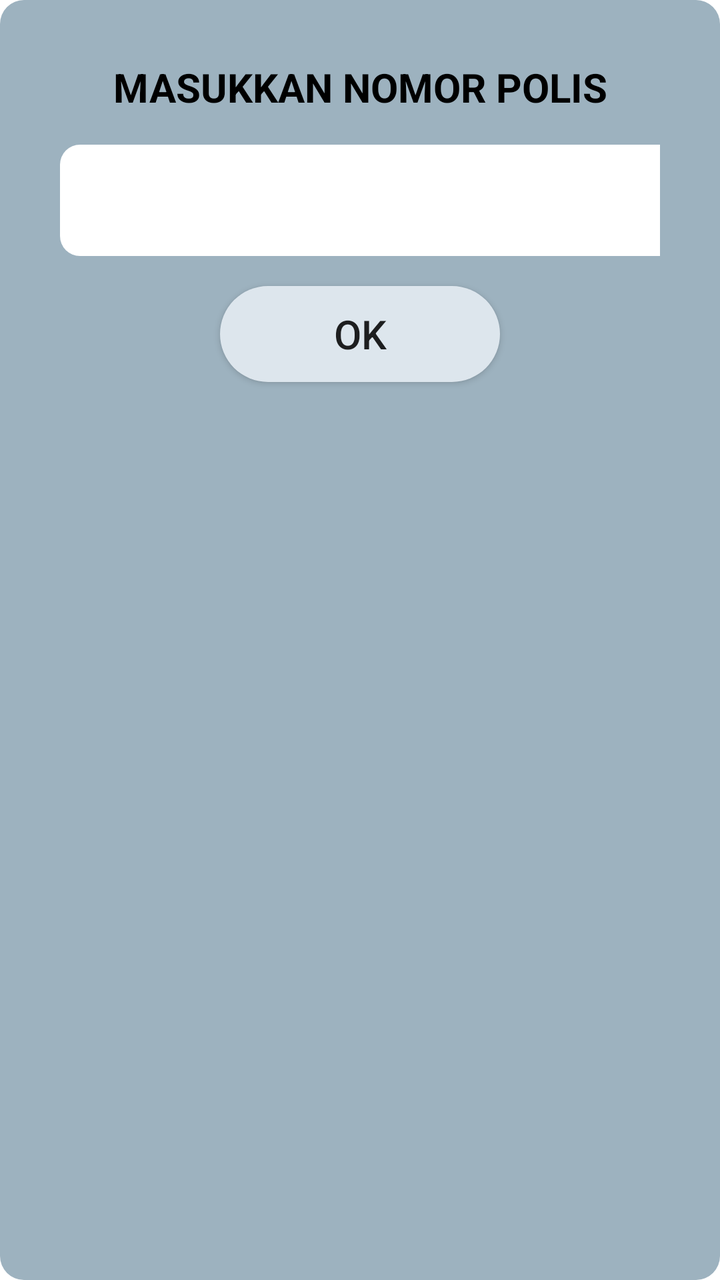
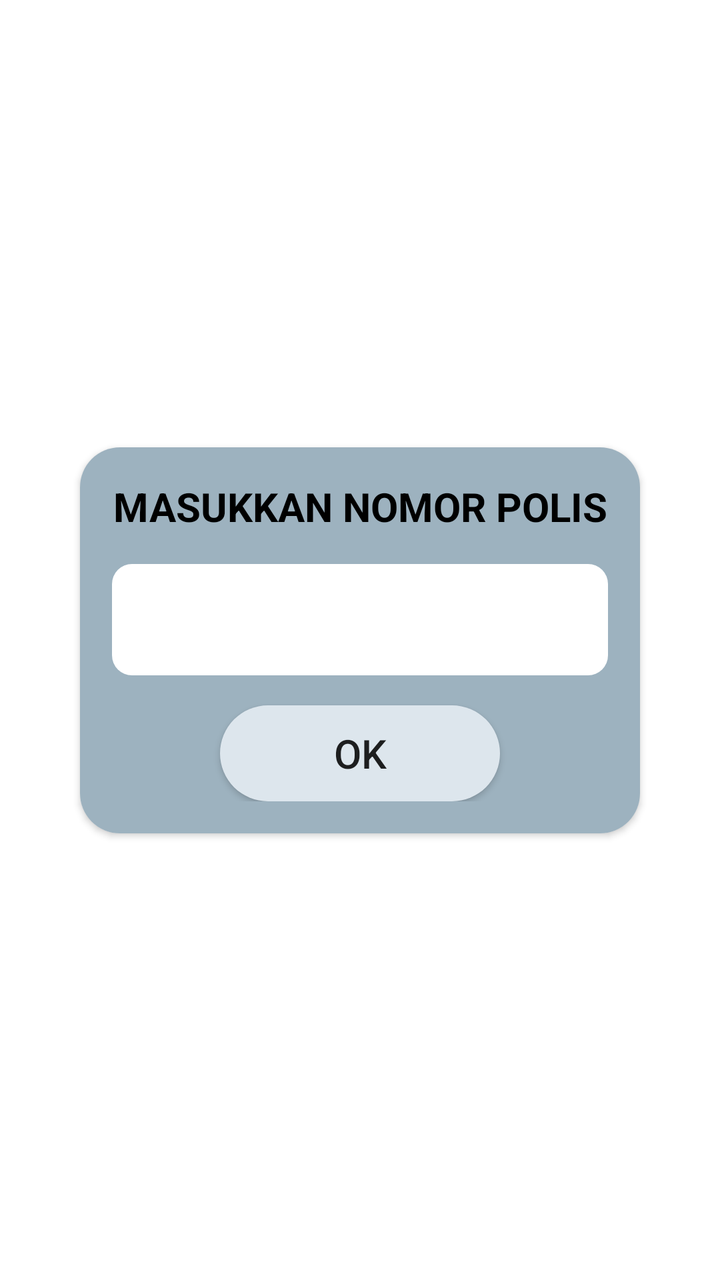

Two renders of the same Android screen: before a commit and after it. Below are the layout's source before the change and the commit's diff.
<!-- AndroidManifest.xml: application theme Theme.Skripsi -->
<!-- res/layout/pop_up_input_polis.xml -->
<?xml version="1.0" encoding="utf-8"?>
<LinearLayout xmlns:android="http://schemas.android.com/apk/res/android"
    android:orientation="vertical"
    android:layout_width="wrap_content"
    android:layout_height="wrap_content"
    android:background="@drawable/rounded_icon_background"
    android:padding="30dp">

    <TextView
        android:layout_width="350dp"
        android:layout_height="wrap_content"
        android:text="@string/masukkan_nomor_polis"
        android:layout_gravity="center"
        android:textAlignment="center"
        android:textColor="@color/black"
        android:textStyle="bold"
        android:textSize="20dp"
        />

    <com.google.android.material.textfield.TextInputLayout
        android:layout_width="350dp"
        android:layout_height="wrap_content"
        android:id="@+id/nomorPolis"
        style="@style/Widget.MaterialComponents.TextInputLayout.OutlinedBox"
        android:textSize="12dp"
        android:layout_marginTop="10dp"
        >

        <EditText
            android:layout_width="match_parent"
            android:layout_height="wrap_content"
            android:background="@drawable/rounded_corner_fill"
            />

    </com.google.android.material.textfield.TextInputLayout>

    <androidx.appcompat.widget.AppCompatButton
        android:layout_width="140dp"
        android:layout_height="wrap_content"
        android:text="@string/ok"
        android:background="@drawable/rounded_button_ok"
        android:layout_gravity="center"
        android:layout_marginTop="15dp"
        android:id="@+id/btnOkPolis"
        android:textSize="20dp"
        />

</LinearLayout>
<!-- resources referenced by this layout -->
<resources>
  <color name="black">#FF000000</color>
  <!-- drawable rounded_button_ok (drawable) -->
  <?xml version="1.0" encoding="utf-8"?>
  <shape xmlns:android="http://schemas.android.com/apk/res/android" android:shape="rectangle">
      <solid android:color="#DDE6ED" />
      <corners android:radius="50dp" />
  </shape>
  <!-- drawable rounded_corner_fill (drawable) -->
  <?xml version="1.0" encoding="utf-8"?>
  <shape xmlns:android="http://schemas.android.com/apk/res/android"
      android:shape="rectangle">
      <solid android:color="@color/white" />
      <corners android:radius="10dp" />
  </shape>
  <!-- drawable rounded_icon_background (drawable) -->
  <?xml version="1.0" encoding="utf-8"?>
  <shape xmlns:android="http://schemas.android.com/apk/res/android"
      android:shape="rectangle">
      <solid android:color="#9DB2BF" /> <corners android:radius="12dp" /> </shape>
  <string name="masukkan_nomor_polis">MASUKKAN NOMOR POLIS</string>
  <string name="ok">OK</string>
  <style name="Theme.Skripsi" parent="Theme.MaterialComponents.DayNight.DarkActionBar">
          
          <item name="colorPrimary">@color/purple_500</item>
          <item name="colorPrimaryVariant">@color/purple_700</item>
          <item name="colorOnPrimary">@color/white</item>
          
          <item name="colorSecondary">@color/teal_200</item>
          <item name="colorSecondaryVariant">@color/teal_700</item>
          <item name="colorOnSecondary">@color/black</item>
          
          <item name="android:statusBarColor">?attr/colorPrimaryVariant</item>
          
      </style>
  <color name="white">#FFFFFFFF</color>
  <color name="purple_500">#FF6200EE</color>
  <color name="purple_700">#FF3700B3</color>
  <color name="teal_200">#FF03DAC5</color>
  <color name="teal_700">#FF018786</color>
</resources>

<!-- the commit's change to res/layout/pop_up_input_polis.xml (unified diff, before → after) -->
@@ -1,48 +1,68 @@
 <?xml version="1.0" encoding="utf-8"?>
-<LinearLayout xmlns:android="http://schemas.android.com/apk/res/android"
-    android:orientation="vertical"
-    android:layout_width="wrap_content"
-    android:layout_height="wrap_content"
-    android:background="@drawable/rounded_icon_background"
-    android:padding="30dp">
+<androidx.constraintlayout.widget.ConstraintLayout
+    xmlns:android="http://schemas.android.com/apk/res/android"
+    xmlns:app="http://schemas.android.com/apk/res-auto"
+    android:layout_width="match_parent"
+    android:layout_height="match_parent">
 
-    <TextView
-        android:layout_width="350dp"
+    <androidx.cardview.widget.CardView
+        android:id="@+id/passwordPopup"
+        android:layout_width="280dp"
         android:layout_height="wrap_content"
-        android:text="@string/masukkan_nomor_polis"
-        android:layout_gravity="center"
-        android:textAlignment="center"
-        android:textColor="@color/black"
-        android:textStyle="bold"
-        android:textSize="20dp"
-        />
+        android:layout_margin="24dp"
+        android:elevation="8dp"
+        app:cardCornerRadius="20dp"
+        app:layout_constraintTop_toTopOf="parent"
+        app:layout_constraintBottom_toBottomOf="parent"
+        app:layout_constraintStart_toStartOf="parent"
+        app:layout_constraintEnd_toEndOf="parent">
 
-    <com.google.android.material.textfield.TextInputLayout
-        android:layout_width="350dp"
-        android:layout_height="wrap_content"
-        android:id="@+id/nomorPolis"
-        style="@style/Widget.MaterialComponents.TextInputLayout.OutlinedBox"
-        android:textSize="12dp"
-        android:layout_marginTop="10dp"
-        >
-
-        <EditText
+        <LinearLayout
             android:layout_width="match_parent"
             android:layout_height="wrap_content"
-            android:background="@drawable/rounded_corner_fill"
-            />
+            android:padding="16dp"
+            android:orientation="vertical"
+            android:background="#9DB2BF">
 
-    </com.google.android.material.textfield.TextInputLayout>
+            <TextView
+                android:layout_width="match_parent"
+                android:layout_height="wrap_content"
+                android:text="@string/masukkan_nomor_polis"
+                android:layout_gravity="center"
+                android:textAlignment="center"
+                android:textColor="@color/black"
+                android:textStyle="bold"
+                android:textSize="20dp"
+                />
 
-    <androidx.appcompat.widget.AppCompatButton
-        android:layout_width="140dp"
-        android:layout_height="wrap_content"
-        android:text="@string/ok"
-        android:background="@drawable/rounded_button_ok"
-        android:layout_gravity="center"
-        android:layout_marginTop="15dp"
-        android:id="@+id/btnOkPolis"
-        android:textSize="20dp"
-        />
+            <com.google.android.material.textfield.TextInputLayout
+                android:layout_width="match_parent"
+                android:layout_height="wrap_content"
+                android:id="@+id/nomorPolis"
+                style="@style/Widget.MaterialComponents.TextInputLayout.OutlinedBox"
+                android:textSize="12dp"
+                android:layout_marginTop="10dp"
+                >
 
-</LinearLayout>
+                <EditText
+                    android:layout_width="match_parent"
+                    android:layout_height="wrap_content"
+                    android:background="@drawable/rounded_corner_fill"
+                    android:textColor="@color/black"
+                    />
+
+            </com.google.android.material.textfield.TextInputLayout>
+
+            <androidx.appcompat.widget.AppCompatButton
+                android:layout_width="140dp"
+                android:layout_height="wrap_content"
+                android:text="@string/ok"
+                android:background="@drawable/rounded_button_ok"
+                android:layout_gravity="center"
+                android:layout_marginTop="15dp"
+                android:id="@+id/btnOkPolis"
+                android:textSize="20dp"
+                />
+        </LinearLayout>
+    </androidx.cardview.widget.CardView>
+</androidx.constraintlayout.widget.ConstraintLayout>
<!-- resource entries referenced after the edit -->
@@ -14,11 +14,6 @@
       <solid android:color="@color/white" />
       <corners android:radius="10dp" />
   </shape>
-  <!-- drawable rounded_icon_background (drawable) -->
-  <?xml version="1.0" encoding="utf-8"?>
-  <shape xmlns:android="http://schemas.android.com/apk/res/android"
-      android:shape="rectangle">
-      <solid android:color="#9DB2BF" /> <corners android:radius="12dp" /> </shape>
   <string name="masukkan_nomor_polis">MASUKKAN NOMOR POLIS</string>
   <string name="ok">OK</string>
   <style name="Theme.Skripsi" parent="Theme.MaterialComponents.DayNight.DarkActionBar">
